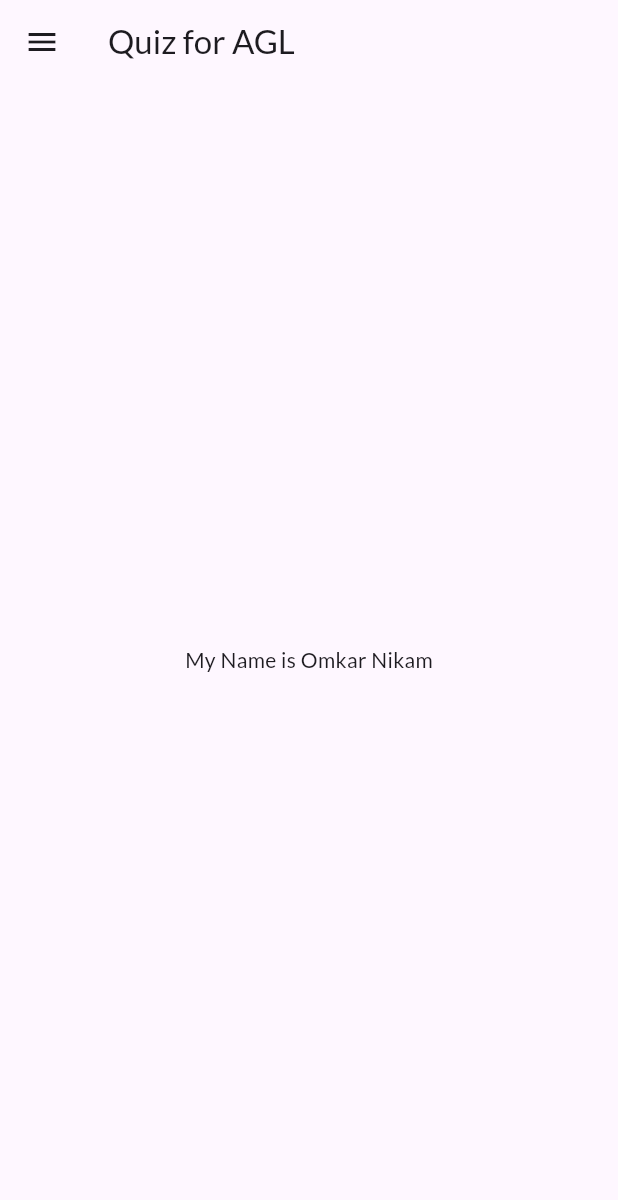
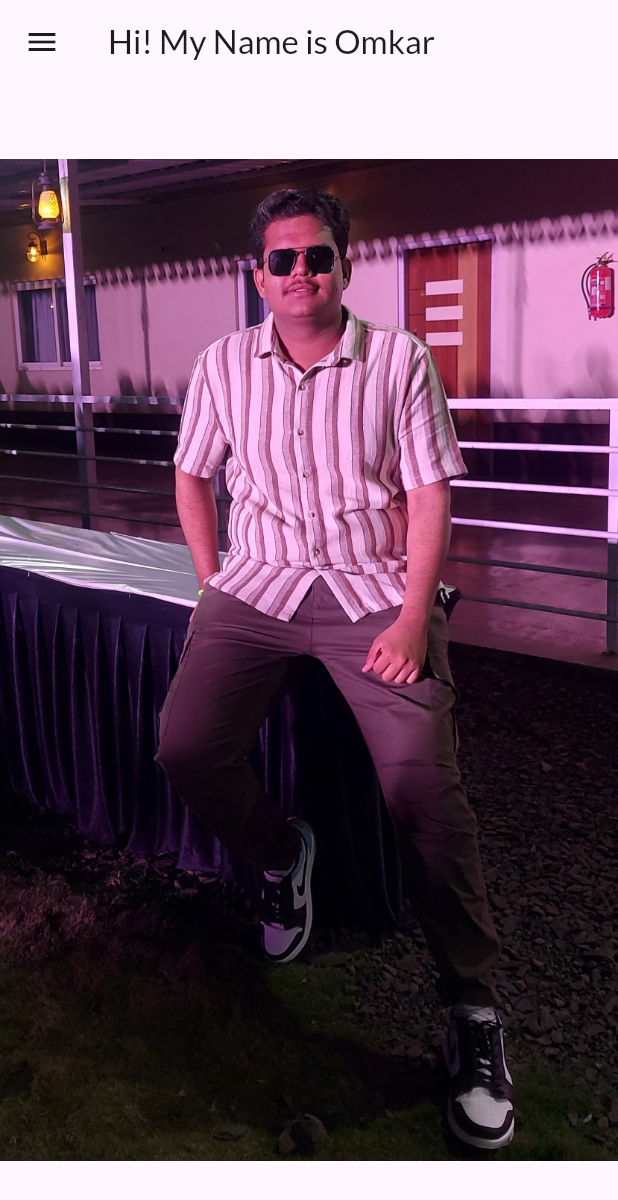
Before and after one commit to iOmkarNikam/iOmkarNikam-AGL, a Flutter app: the HomePage screen opened by its route, on a phone screen of 412 x 824 dp. Shown: the top 1200 px of the screen. Run offline on Flutter 3.47's test engine with Material 3 defaults, Android fonts, the phone set to English and light mode, and no system bars; our stand-ins replace google_fonts; missing offline and left inert: dart:ffi.

Commit message:
Day9 Complete

```diff
--- a/lib/pages/home_page.dart
+++ b/lib/pages/home_page.dart
@@ -1,3 +1,5 @@
+import 'dart:ffi';
+
 import 'package:flutter/material.dart';
 
 class HomePage extends StatelessWidget {
@@ -6,17 +8,16 @@ class HomePage extends StatelessWidget {
   @override
   Widget build(BuildContext context) {
     return Scaffold(
-
-      appBar: AppBar(
-        title: Text("Quiz for AGL"),
-      ),
-      body: Center(
-        child: Container(
-          child: Text("My Name is Omkar Nikam"),
-
+        appBar: AppBar(
+          title: Text("Hi! My Name is Omkar"),
         ),
-      ),
-      drawer:Drawer()
-    );
+        body: Center(
+          child: Container(
+              child: Image.asset(
+            "assets/images/my_image.jpeg",
+            fit: BoxFit.cover,
+          )),
+        ),
+        drawer: Drawer());
   }
 }
```
Also changed, not shown: assets/images/my_image.jpeg (added).
